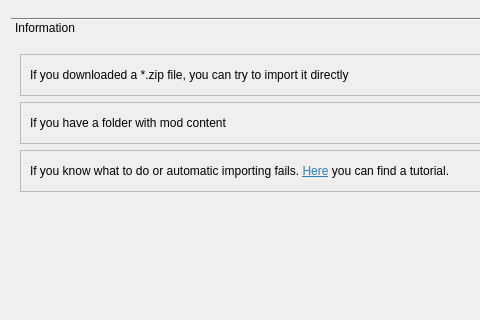
kriana/SilVerPLuM, file src/modimporter.ui: the form before one commit; both pictures show x 0 to 480 and y 0 to 320 of the 845 by 576 pixel window.
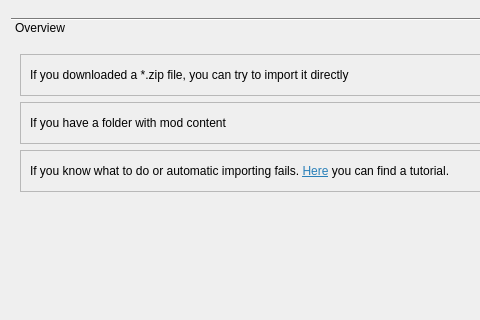
The form after the commit. Icons and pictures are not drawn. Custom widgets are drawn as their Qt base class.

What changed in the file:
```diff
--- a/src/modimporter.ui
+++ b/src/modimporter.ui
@@ -39,7 +39,7 @@
        </rect>
       </property>
       <attribute name="label">
-       <string>Information</string>
+       <string>Overview</string>
       </attribute>
       <layout class="QVBoxLayout" name="verticalLayout_4">
        <item>
```
